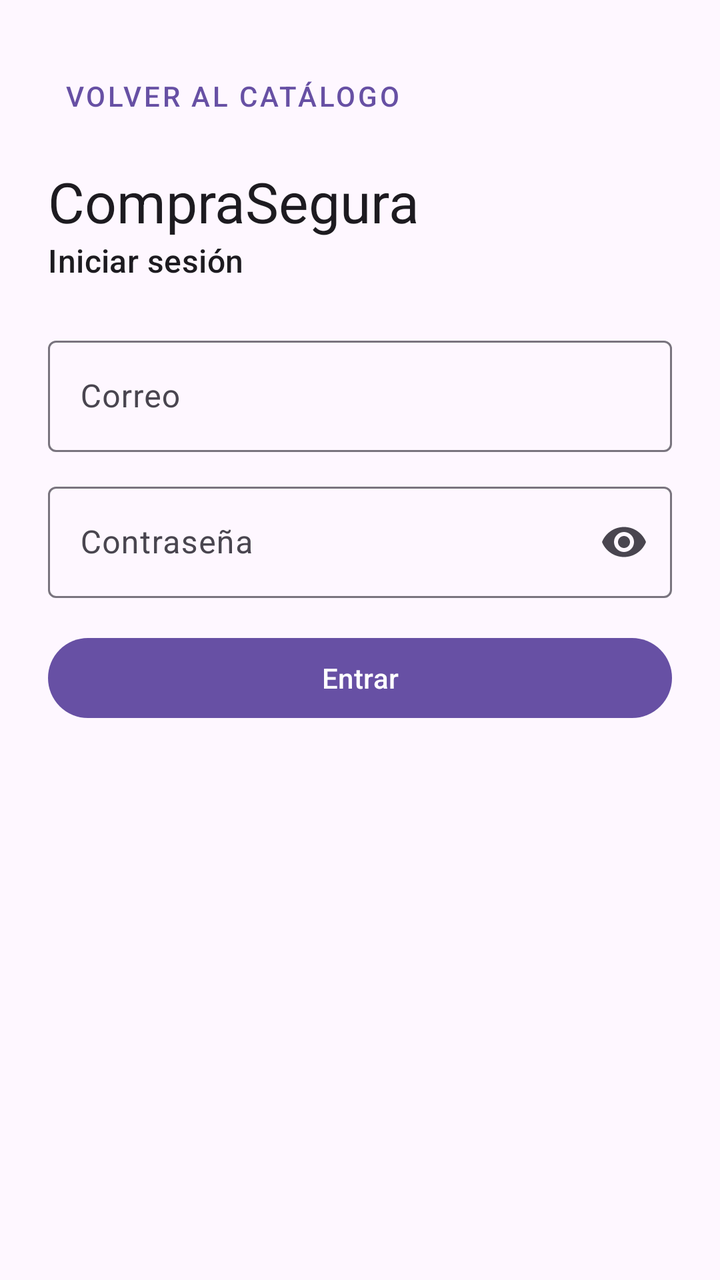
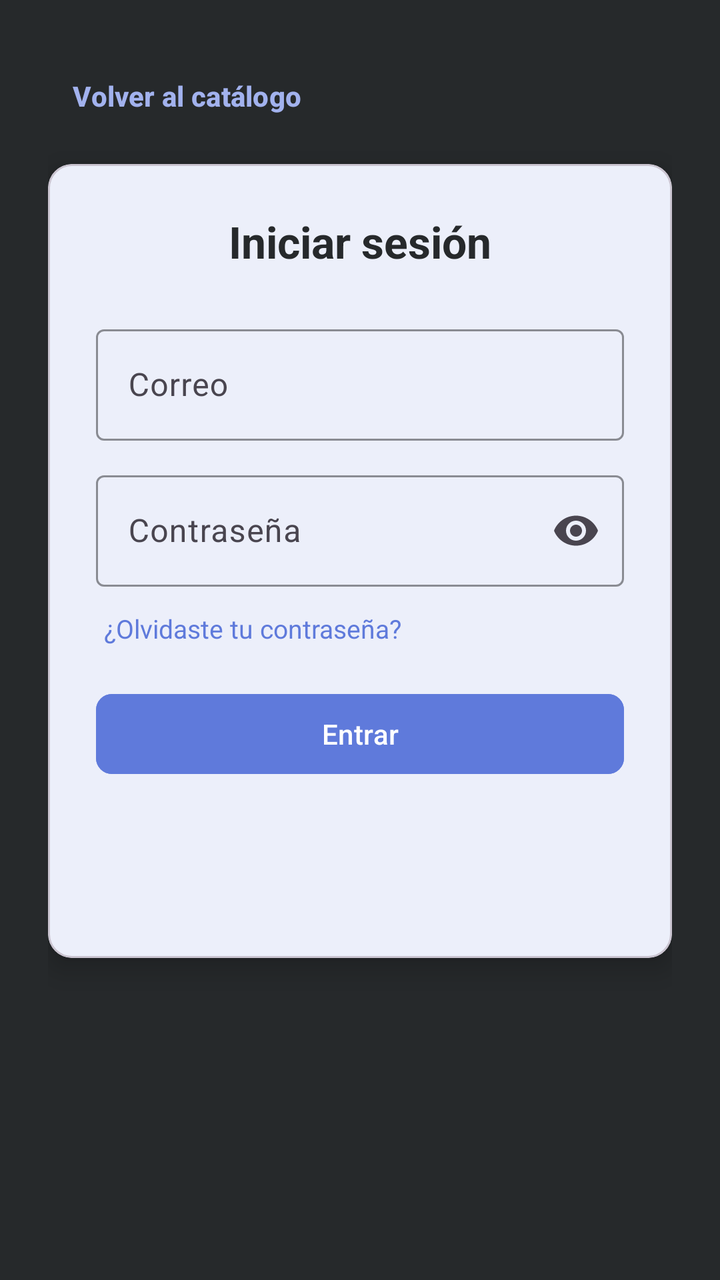

Compare the two renders of this Android layout. The source of the first and the diff that turns it into the second are given below.
<!-- AndroidManifest.xml: application theme Theme.CompraSegura -->
<!-- res/layout/activity_login.xml -->
<?xml version="1.0" encoding="utf-8"?>
<ScrollView xmlns:android="http://schemas.android.com/apk/res/android"
    xmlns:app="http://schemas.android.com/apk/res-auto"
    xmlns:tools="http://schemas.android.com/tools"
    android:layout_width="match_parent"
    android:layout_height="match_parent"
    android:fillViewport="true"
    tools:context=".ui.auth.LoginActivity">

    <LinearLayout
        android:layout_width="match_parent"
        android:layout_height="wrap_content"
        android:layout_gravity="center_vertical"
        android:orientation="vertical"
        android:padding="24dp">

        <Button
            android:id="@+id/botonVolver"
            style="@style/Widget.MaterialComponents.Button.TextButton"
            android:layout_width="wrap_content"
            android:layout_height="wrap_content"
            android:layout_marginBottom="10dp"
            android:text="Volver al catálogo" />

        <TextView
            android:layout_width="wrap_content"
            android:layout_height="wrap_content"
            android:text="@string/app_name"
            android:textAppearance="?attr/textAppearanceHeadlineMedium" />

        <TextView
            android:layout_width="wrap_content"
            android:layout_height="wrap_content"
            android:layout_marginBottom="24dp"
            android:text="@string/login_titulo"
            android:textAppearance="?attr/textAppearanceTitleMedium" />

        <com.google.android.material.textfield.TextInputLayout
            style="@style/Widget.Material3.TextInputLayout.OutlinedBox"
            android:layout_width="match_parent"
            android:layout_height="wrap_content"
            android:hint="@string/login_correo">

            <com.google.android.material.textfield.TextInputEditText
                android:id="@+id/campoCorreo"
                android:layout_width="match_parent"
                android:layout_height="wrap_content"
                android:autofillHints="emailAddress"
                android:inputType="textEmailAddress" />
        </com.google.android.material.textfield.TextInputLayout>

        <com.google.android.material.textfield.TextInputLayout
            style="@style/Widget.Material3.TextInputLayout.OutlinedBox"
            android:layout_width="match_parent"
            android:layout_height="wrap_content"
            android:layout_marginTop="12dp"
            android:hint="@string/login_password"
            app:endIconMode="password_toggle">

            <com.google.android.material.textfield.TextInputEditText
                android:id="@+id/campoPassword"
                android:layout_width="match_parent"
                android:layout_height="wrap_content"
                android:autofillHints="password"
                android:inputType="textPassword" />
        </com.google.android.material.textfield.TextInputLayout>

        <TextView
            android:id="@+id/textoError"
            android:layout_width="match_parent"
            android:layout_height="wrap_content"
            android:layout_marginTop="12dp"
            android:textColor="?attr/colorError"
            android:visibility="gone" />

        <Button
            android:id="@+id/botonEntrar"
            android:layout_width="match_parent"
            android:layout_height="wrap_content"
            android:layout_marginTop="16dp"
            android:text="@string/login_entrar" />

        <ProgressBar
            android:id="@+id/progreso"
            android:layout_width="wrap_content"
            android:layout_height="wrap_content"
            android:layout_gravity="center_horizontal"
            android:layout_marginTop="16dp"
            android:visibility="gone" />
    </LinearLayout>
</ScrollView>
<!-- resources referenced by this layout -->
<resources>
  <string name="app_name">CompraSegura</string>
  <string name="login_correo">Correo</string>
  <string name="login_entrar">Entrar</string>
  <string name="login_password">Contraseña</string>
  <string name="login_titulo">Iniciar sesión</string>
  <style name="Theme.CompraSegura" parent="Base.Theme.CompraSegura" />
  <style name="Base.Theme.CompraSegura" parent="Theme.Material3.DayNight.NoActionBar">
          
          
      </style>
</resources>

<!-- the commit's change to res/layout/activity_login.xml (unified diff, before → after) -->
@@ -4,6 +4,7 @@
     xmlns:tools="http://schemas.android.com/tools"
     android:layout_width="match_parent"
     android:layout_height="match_parent"
+    android:background="@color/dark_primary"
     android:fillViewport="true"
     tools:context=".ui.auth.LoginActivity">
 
@@ -14,78 +15,116 @@
         android:orientation="vertical"
         android:padding="24dp">
 
+        
         <Button
             android:id="@+id/botonVolver"
-            style="@style/Widget.MaterialComponents.Button.TextButton"
+            style="@style/Widget.Material3.Button.TextButton"
             android:layout_width="wrap_content"
             android:layout_height="wrap_content"
             android:layout_marginBottom="10dp"
-            android:text="Volver al catálogo" />
+            android:text="Volver al catálogo"
+            android:textStyle="bold"
+            android:textColor="@color/primary_light" />
 
-        <TextView
-            android:layout_width="wrap_content"
-            android:layout_height="wrap_content"
-            android:text="@string/app_name"
-            android:textAppearance="?attr/textAppearanceHeadlineMedium" />
-
-        <TextView
-            android:layout_width="wrap_content"
-            android:layout_height="wrap_content"
-            android:layout_marginBottom="24dp"
-            android:text="@string/login_titulo"
-            android:textAppearance="?attr/textAppearanceTitleMedium" />
-
-        <com.google.android.material.textfield.TextInputLayout
-            style="@style/Widget.Material3.TextInputLayout.OutlinedBox"
+        
+        <com.google.android.material.card.MaterialCardView
             android:layout_width="match_parent"
             android:layout_height="wrap_content"
-            android:hint="@string/login_correo">
+            app:cardBackgroundColor="@color/white"
+            app:cardCornerRadius="12dp"
+            app:cardElevation="8dp">
 
-            <com.google.android.material.textfield.TextInputEditText
-                android:id="@+id/campoCorreo"
+            <LinearLayout
                 android:layout_width="match_parent"
                 android:layout_height="wrap_content"
-                android:autofillHints="emailAddress"
-                android:inputType="textEmailAddress" />
-        </com.google.android.material.textfield.TextInputLayout>
+                android:orientation="vertical"
+                android:padding="24dp">
 
-        <com.google.android.material.textfield.TextInputLayout
-            style="@style/Widget.Material3.TextInputLayout.OutlinedBox"
-            android:layout_width="match_parent"
-            android:layout_height="wrap_content"
-            android:layout_marginTop="12dp"
-            android:hint="@string/login_password"
-            app:endIconMode="password_toggle">
+                <TextView
+                    android:layout_width="wrap_content"
+                    android:layout_height="wrap_content"
+                    android:layout_gravity="center_horizontal"
+                    android:text="@string/login_titulo"
+                    android:textColor="@color/text_primary"
+                    android:textSize="22sp"
+                    android:textStyle="bold" />
 
-            <com.google.android.material.textfield.TextInputEditText
-                android:id="@+id/campoPassword"
-                android:layout_width="match_parent"
-                android:layout_height="wrap_content"
-                android:autofillHints="password"
-                android:inputType="textPassword" />
-        </com.google.android.material.textfield.TextInputLayout>
+                <com.google.android.material.textfield.TextInputLayout
+                    style="@style/Widget.Material3.TextInputLayout.OutlinedBox"
+                    android:layout_width="match_parent"
+                    android:layout_height="wrap_content"
+                    android:layout_marginTop="24dp"
+                    android:hint="@string/login_correo"
+                    app:boxStrokeColor="@color/primary"
+                    app:hintTextColor="@color/text_secondary">
 
-        <TextView
-            android:id="@+id/textoError"
-            android:layout_width="match_parent"
-            android:layout_height="wrap_content"
-            android:layout_marginTop="12dp"
-            android:textColor="?attr/colorError"
-            android:visibility="gone" />
+                    <com.google.android.material.textfield.TextInputEditText
+                        android:id="@+id/campoCorreo"
+                        android:layout_width="match_parent"
+                        android:layout_height="wrap_content"
+                        android:autofillHints="emailAddress"
+                        android:inputType="textEmailAddress" />
+                </com.google.android.material.textfield.TextInputLayout>
 
-        <Button
-            android:id="@+id/botonEntrar"
-            android:layout_width="match_parent"
-            android:layout_height="wrap_content"
-            android:layout_marginTop="16dp"
-            android:text="@string/login_entrar" />
+                <com.google.android.material.textfield.TextInputLayout
+                    style="@style/Widget.Material3.TextInputLayout.OutlinedBox"
+                    android:layout_width="match_parent"
+                    android:layout_height="wrap_content"
+                    android:layout_marginTop="12dp"
+                    android:hint="@string/login_password"
+                    app:boxStrokeColor="@color/primary"
+                    app:hintTextColor="@color/text_secondary"
+                    app:endIconMode="password_toggle">
 
-        <ProgressBar
-            android:id="@+id/progreso"
-            android:layout_width="wrap_content"
-            android:layout_height="wrap_content"
-            android:layout_gravity="center_horizontal"
-            android:layout_marginTop="16dp"
-            android:visibility="gone" />
+                    <com.google.android.material.textfield.TextInputEditText
+                        android:id="@+id/campoPassword"
+                        android:layout_width="match_parent"
+                        android:layout_height="wrap_content"
+                        android:autofillHints="password"
+                        android:inputType="textPassword" />
+                </com.google.android.material.textfield.TextInputLayout>
+
+                
+                <TextView
+                    android:id="@+id/botonOlvidePassword"
+                    android:layout_width="wrap_content"
+                    android:layout_height="wrap_content"
+                    android:layout_gravity="start"
+                    android:layout_marginTop="8dp"
+                    android:text="¿Olvidaste tu contraseña?"
+                    android:textColor="@color/primary"
+                    android:textSize="13sp"
+                    android:padding="4dp"
+                    android:clickable="true"
+                    android:focusable="true"
+                    android:background="?attr/selectableItemBackground" />
+
+                <TextView
+                    android:id="@+id/textoError"
+                    android:layout_width="match_parent"
+                    android:layout_height="wrap_content"
+                    android:layout_marginTop="12dp"
+                    android:textColor="@color/error"
+                    android:visibility="gone" />
+
+                <Button
+                    android:id="@+id/botonEntrar"
+                    android:layout_width="match_parent"
+                    android:layout_height="wrap_content"
+                    android:layout_marginTop="16dp"
+                    android:text="@string/login_entrar"
+                    android:textColor="@color/white"
+                    android:backgroundTint="@color/primary"
+                    app:cornerRadius="8dp" />
+
+                <ProgressBar
+                    android:id="@+id/progreso"
+                    android:layout_width="wrap_content"
+                    android:layout_height="wrap_content"
+                    android:layout_gravity="center_horizontal"
+                    android:layout_marginTop="16dp"
+                    android:visibility="invisible" />
+            </LinearLayout>
+        </com.google.android.material.card.MaterialCardView>
     </LinearLayout>
 </ScrollView>
<!-- resource entries referenced after the edit -->
@@ -1,14 +1,32 @@
 <!-- resources referenced by this layout -->
 <resources>
-  <string name="app_name">CompraSegura</string>
+  <color name="dark_primary">#26292B</color>
+  <color name="error">#E53935</color>
+  <color name="primary">#5F7ADB</color>
+  <color name="primary_light">#A2B2EE</color>
+  <color name="text_primary">#26292B</color>
+  <color name="text_secondary">#6B7280</color>
+  <color name="white">#FFFFFF</color>
   <string name="login_correo">Correo</string>
   <string name="login_entrar">Entrar</string>
   <string name="login_password">Contraseña</string>
   <string name="login_titulo">Iniciar sesión</string>
   <style name="Theme.CompraSegura" parent="Base.Theme.CompraSegura" />
-  <style name="Base.Theme.CompraSegura" parent="Theme.Material3.DayNight.NoActionBar">
+  <style name="Base.Theme.CompraSegura" parent="Theme.Material3.Light.NoActionBar">
           
+          <item name="colorPrimary">@color/primary</item>
+          <item name="colorOnPrimary">@color/white</item>
+          <item name="colorSecondary">@color/primary_light</item>
+          <item name="colorOnSecondary">@color/dark_primary</item>
+  
           
+          <item name="android:colorBackground">@color/white</item>
+          <item name="colorSurface">@color/white</item>
+          <item name="colorOnSurface">@color/text_primary</item>
+  
+          
+          <item name="android:statusBarColor">@color/dark_primary</item>
+          <item name="android:navigationBarColor">@color/dark_primary</item>
       </style>
 </resources>
 
